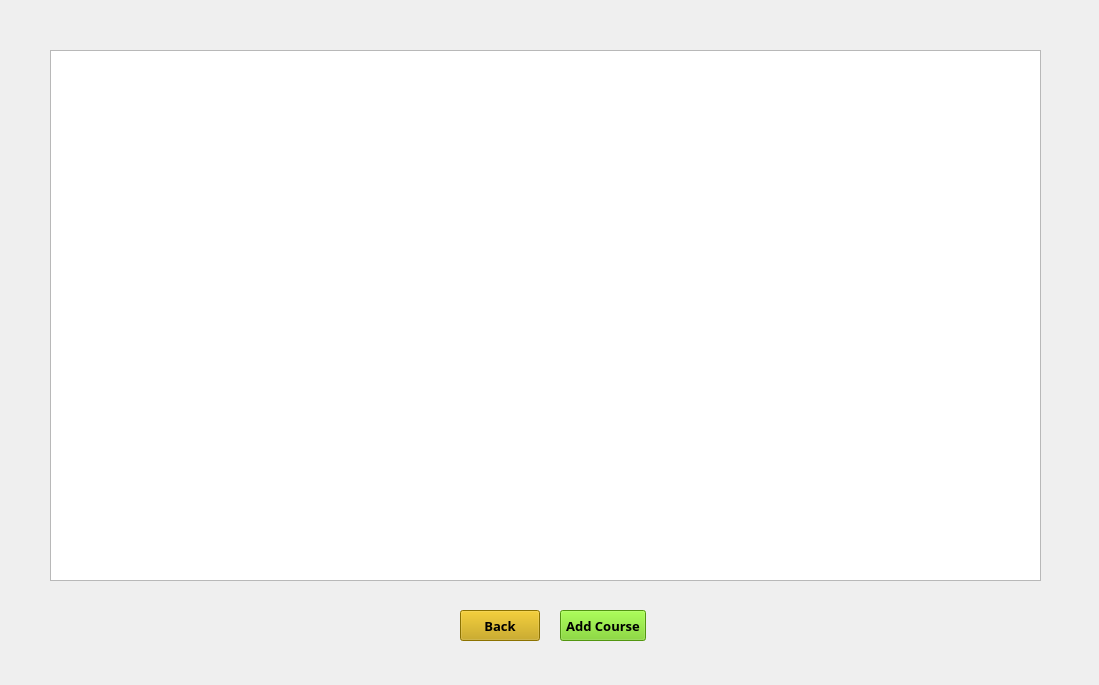
casalete/ErasmusIo, file widget.ui: the form before one commit.
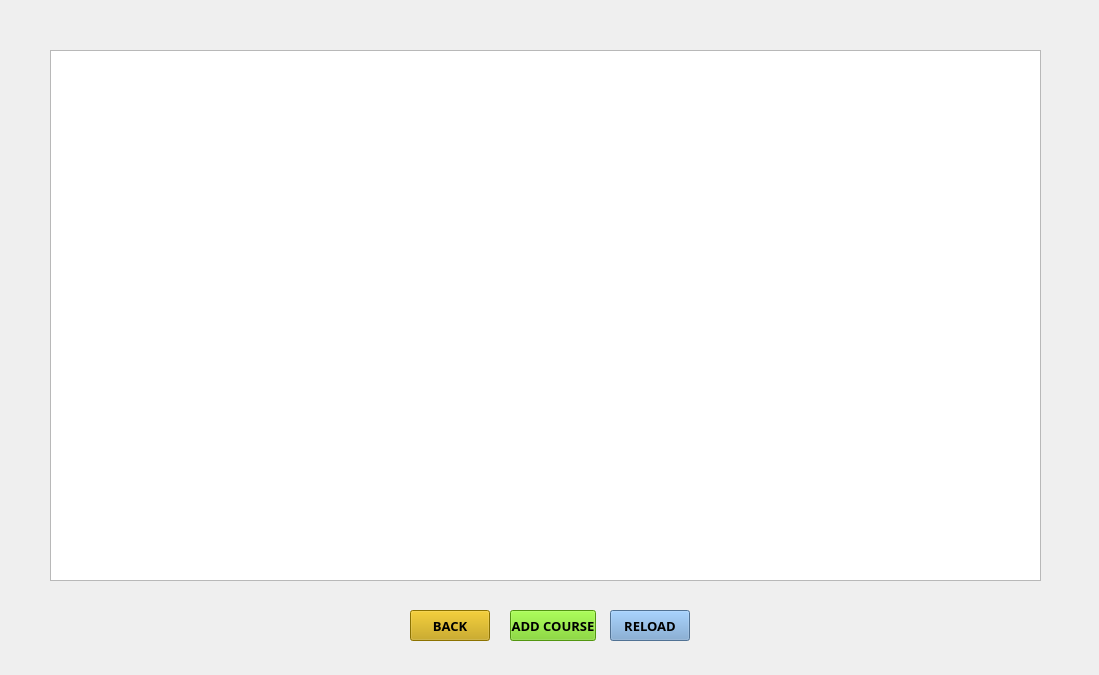
The form after the commit. Icons and pictures are not drawn.

The edit to the form file:
```diff
--- a/widget.ui
+++ b/widget.ui
@@ -7,7 +7,7 @@
     <x>0</x>
     <y>0</y>
     <width>1099</width>
-    <height>685</height>
+    <height>675</height>
    </rect>
   </property>
   <property name="windowTitle">
@@ -29,7 +29,7 @@
   <widget class="QPushButton" name="back">
    <property name="geometry">
     <rect>
-     <x>460</x>
+     <x>410</x>
      <y>610</y>
      <width>80</width>
      <height>31</height>
@@ -47,13 +47,13 @@
     <string notr="true">background: rgb(196, 160, 0);</string>
    </property>
    <property name="text">
-    <string>Back</string>
+    <string>BACK</string>
    </property>
   </widget>
   <widget class="QPushButton" name="addCourse">
    <property name="geometry">
     <rect>
-     <x>560</x>
+     <x>510</x>
      <y>610</y>
      <width>86</width>
      <height>31</height>
@@ -71,7 +71,31 @@
     <string notr="true">background: rgb(115, 210, 22);</string>
    </property>
    <property name="text">
-    <string>Add Course</string>
+    <string>ADD COURSE</string>
+   </property>
+  </widget>
+  <widget class="QPushButton" name="pushButton">
+   <property name="geometry">
+    <rect>
+     <x>610</x>
+     <y>610</y>
+     <width>80</width>
+     <height>31</height>
+    </rect>
+   </property>
+   <property name="font">
+    <font>
+     <family>Courier 10 Pitch</family>
+     <pointsize>10</pointsize>
+     <weight>75</weight>
+     <bold>true</bold>
+    </font>
+   </property>
+   <property name="styleSheet">
+    <string notr="true">background: rgb(114, 159, 207);</string>
+   </property>
+   <property name="text">
+    <string>RELOAD</string>
    </property>
   </widget>
  </widget>
```
